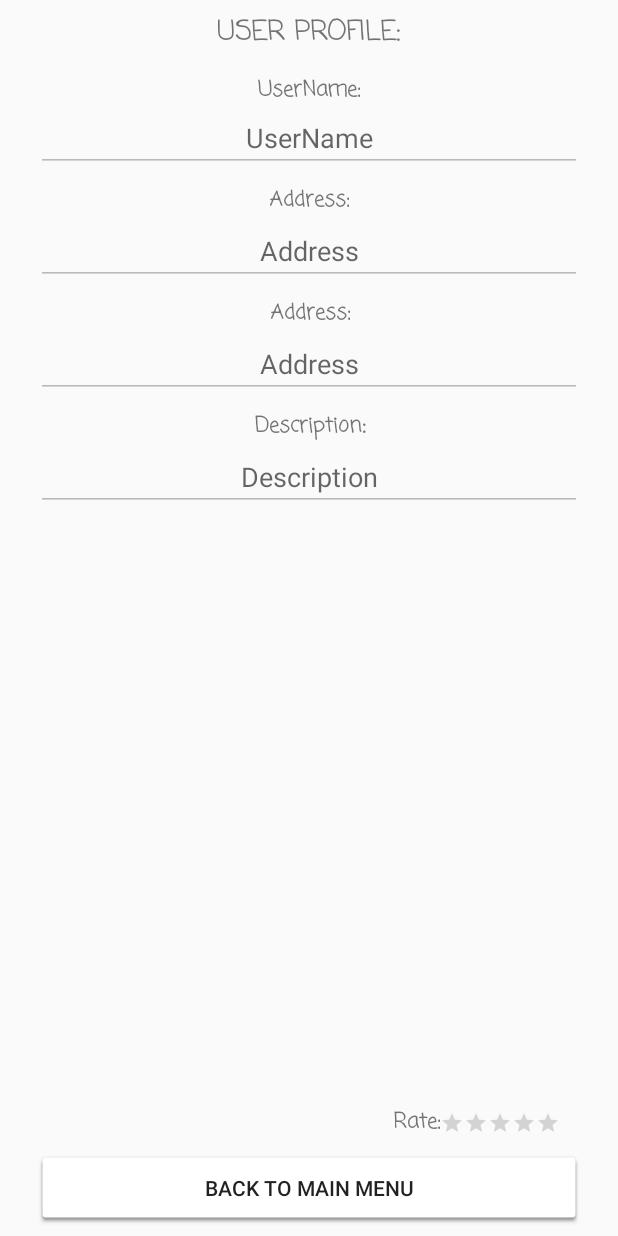
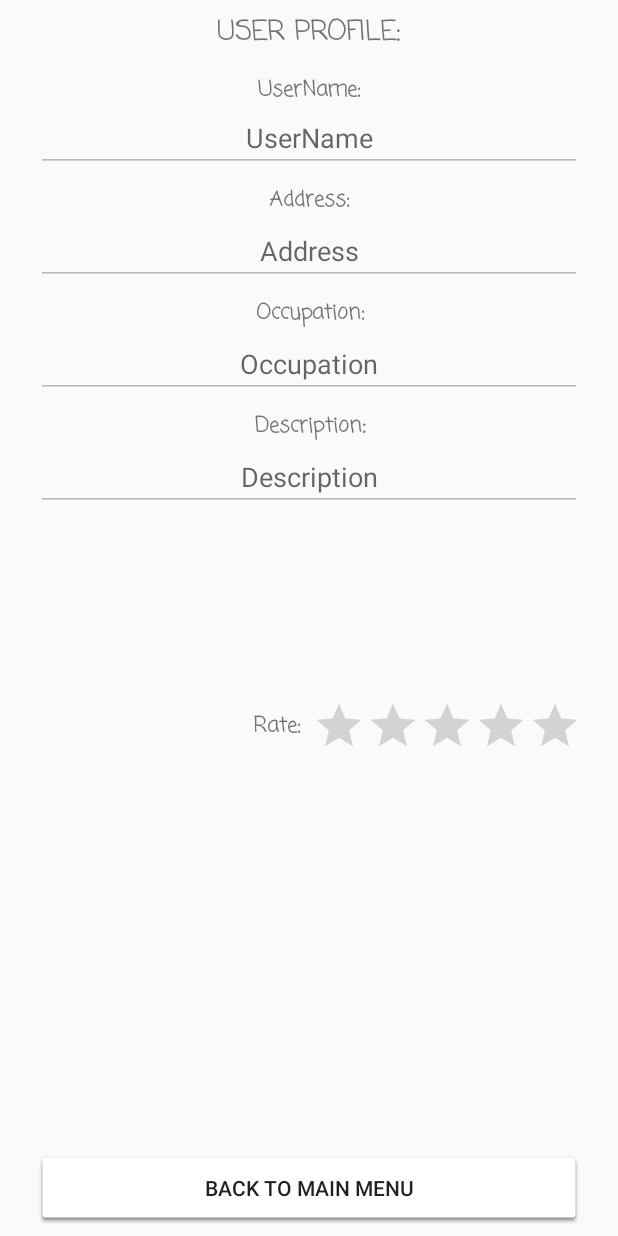
Before and after one commit to sidchristos/FindYourGuy, an Android app: the layout activity_profile.xml on its own in the app's theme, with its tools: preview values and no code run, on a phone screen of 412 x 824 dp. Run offline under Robolectric (Android 15) with nearby library versions, the phone set to English and light mode, and no system bars.

Commit message:
Created Profile and logout

```diff
--- a/app/src/main/AndroidManifest.xml
+++ b/app/src/main/AndroidManifest.xml
@@ -5,7 +5,6 @@
     <uses-permission android:name="android.permission.INTERNET" />
 
     <application
-        android:name=".Core.FindYourGuyApp"
         android:allowBackup="true"
         android:icon="@mipmap/ic_launcher"
         android:label="@string/app_name"
--- a/app/src/main/java/com/example/threedots/findyourguy/Core/Adapters/messageAdapter.java
+++ b/app/src/main/java/com/example/threedots/findyourguy/Core/Adapters/messageAdapter.java
@@ -10,6 +10,7 @@ import android.widget.LinearLayout;
 import android.widget.TextView;
 
 import com.example.threedots.findyourguy.Common.MessageActivity;
+import com.example.threedots.findyourguy.Data.DaoUser;
 import com.example.threedots.findyourguy.Model.Message;
 import com.example.threedots.findyourguy.Model.User;
 import com.example.threedots.findyourguy.R;
@@ -71,8 +72,7 @@ public class messageAdapter extends RecyclerView.Adapter<messageAdapter.MessageV
         }
 
         private void functionToOpenClickedUserProfile(String UID) {
-            MessageActivity messageActivity=(MessageActivity) ctn;
-
+            DaoUser daoUser=new DaoUser(ctn,UID);
         }
     }
 }
--- a/app/src/main/res/layout/activity_profile.xml
+++ b/app/src/main/res/layout/activity_profile.xml
@@ -10,7 +10,7 @@ android:id="@+id/activity_profile"
 tools:context="com.example.threedots.findyourguy.Common.ProfileActivity">
 
     <Button
-        android:id="@+id/button3"
+        android:id="@+id/BtBack"
         android:layout_width="0dp"
         android:layout_height="wrap_content"
         android:layout_alignParentLeft="true"
@@ -41,7 +41,7 @@ tools:context="com.example.threedots.findyourguy.Common.ProfileActivity">
         android:textAllCaps="true"
         android:textSize="18sp"
         android:textStyle="bold"
-        app:layout_constraintBottom_toTopOf="@+id/button3"
+        app:layout_constraintBottom_toTopOf="@+id/BtBack"
         app:layout_constraintLeft_toLeftOf="parent"
         app:layout_constraintRight_toRightOf="parent"
         app:layout_constraintTop_toTopOf="parent"
@@ -58,7 +58,7 @@ tools:context="com.example.threedots.findyourguy.Common.ProfileActivity">
         android:fontFamily="casual"
         android:text="UserName:"
         android:textStyle="bold"
-        app:layout_constraintBottom_toTopOf="@+id/button3"
+        app:layout_constraintBottom_toTopOf="@+id/BtBack"
         app:layout_constraintLeft_toLeftOf="parent"
         app:layout_constraintRight_toRightOf="parent"
         app:layout_constraintTop_toBottomOf="@+id/tvProfile"
@@ -68,22 +68,21 @@ tools:context="com.example.threedots.findyourguy.Common.ProfileActivity">
         android:id="@+id/textView8"
         android:layout_width="wrap_content"
         android:layout_height="wrap_content"
-        android:layout_marginBottom="8dp"
-        android:layout_marginLeft="24dp"
-        android:layout_marginTop="8dp"
+        android:layout_marginLeft="40dp"
         android:fontFamily="casual"
         android:text="Rate:"
         android:textStyle="bold"
-        app:layout_constraintBottom_toTopOf="@+id/button3"
         app:layout_constraintLeft_toLeftOf="parent"
-        app:layout_constraintTop_toBottomOf="@+id/editText2"
-        app:layout_constraintVertical_bias="1.0"
+        app:layout_constraintRight_toLeftOf="@+id/ratingBar"
         android:layout_marginRight="8dp"
-        app:layout_constraintRight_toRightOf="parent"
-        app:layout_constraintHorizontal_bias="0.7" />
+        app:layout_constraintTop_toTopOf="@+id/ratingBar"
+        android:layout_marginTop="8dp"
+        app:layout_constraintBottom_toBottomOf="@+id/ratingBar"
+        android:layout_marginBottom="8dp"
+        app:layout_constraintHorizontal_bias="1.0" />
 
     <EditText
-        android:id="@+id/editText2"
+        android:id="@+id/etUserNameP"
         android:layout_width="0dp"
         android:layout_height="43dp"
         android:layout_marginLeft="8dp"
@@ -101,19 +100,19 @@ tools:context="com.example.threedots.findyourguy.Common.ProfileActivity">
 
     <RatingBar
         android:id="@+id/ratingBar"
-        style="@style/customRatingBar"
+        style="@android:style/Widget.DeviceDefault.Light.RatingBar.Indicator"
         android:layout_width="wrap_content"
         android:layout_height="wrap_content"
-        android:layout_marginRight="0dp"
+        android:layout_marginBottom="8dp"
+        android:layout_marginLeft="8dp"
+        android:layout_marginRight="8dp"
+        android:layout_marginTop="8dp"
+        app:layout_constraintBottom_toTopOf="@+id/BtBack"
+        app:layout_constraintHorizontal_bias="1.0"
+        app:layout_constraintLeft_toLeftOf="parent"
         app:layout_constraintRight_toRightOf="parent"
-        app:layout_constraintTop_toTopOf="@+id/textView8"
-        android:layout_marginTop="0dp"
-        app:layout_constraintBottom_toBottomOf="@+id/textView8"
-        android:layout_marginBottom="0dp"
-        app:layout_constraintLeft_toRightOf="@+id/textView8"
-        android:layout_marginLeft="0dp"
-        app:layout_constraintHorizontal_bias="0.0"
-        app:layout_constraintVertical_bias="0.51" />
+        app:layout_constraintTop_toBottomOf="@+id/etDesc"
+        app:layout_constraintVertical_bias="0.314" />
 
     <TextView
         android:id="@+id/textView9"
@@ -128,10 +127,10 @@ tools:context="com.example.threedots.findyourguy.Common.ProfileActivity">
         app:layout_constraintHorizontal_bias="0.501"
         app:layout_constraintLeft_toLeftOf="parent"
         app:layout_constraintRight_toRightOf="parent"
-        app:layout_constraintTop_toBottomOf="@+id/editText2" />
+        app:layout_constraintTop_toBottomOf="@+id/etUserNameP" />
 
     <EditText
-        android:id="@+id/editText3"
+        android:id="@+id/etAddressP"
         android:layout_width="0dp"
         android:layout_height="wrap_content"
         android:layout_marginLeft="8dp"
@@ -159,11 +158,11 @@ tools:context="com.example.threedots.findyourguy.Common.ProfileActivity">
         app:layout_constraintLeft_toLeftOf="parent"
         app:layout_constraintRight_toRightOf="parent"
         android:layout_marginTop="8dp"
-        app:layout_constraintTop_toBottomOf="@+id/editText5"
+        app:layout_constraintTop_toBottomOf="@+id/etOccupationP"
         app:layout_constraintHorizontal_bias="0.503" />
 
     <EditText
-        android:id="@+id/editText5"
+        android:id="@+id/etOccupationP"
         android:layout_width="0dp"
         android:layout_height="wrap_content"
         android:layout_marginLeft="8dp"
@@ -172,7 +171,7 @@ tools:context="com.example.threedots.findyourguy.Common.ProfileActivity">
         android:editable="false"
         android:ems="10"
         android:enabled="false"
-        android:hint="Address"
+        android:hint="Occupation"
         android:inputType="textPersonName"
         android:textAlignment="center"
         app:layout_constraintLeft_toLeftOf="parent"
@@ -185,17 +184,17 @@ tools:context="com.example.threedots.findyourguy.Common.ProfileActivity">
         android:layout_height="wrap_content"
         android:layout_marginLeft="8dp"
         android:layout_marginRight="8dp"
+        android:layout_marginTop="8dp"
         android:fontFamily="casual"
-        android:text="Address:"
+        android:text="Occupation:"
         android:textStyle="bold"
+        app:layout_constraintHorizontal_bias="0.503"
         app:layout_constraintLeft_toLeftOf="parent"
         app:layout_constraintRight_toRightOf="parent"
-        app:layout_constraintHorizontal_bias="0.503"
-        android:layout_marginTop="8dp"
-        app:layout_constraintTop_toBottomOf="@+id/editText3" />
+        app:layout_constraintTop_toBottomOf="@+id/etAddressP" />
 
     <EditText
-        android:id="@+id/editText4"
+        android:id="@+id/etDesc"
         android:layout_width="0dp"
         android:layout_height="wrap_content"
         android:layout_marginLeft="8dp"
@@ -226,6 +225,6 @@ tools:context="com.example.threedots.findyourguy.Common.ProfileActivity">
         app:layout_constraintHorizontal_bias="0.483"
         app:layout_constraintLeft_toLeftOf="parent"
         app:layout_constraintRight_toRightOf="parent"
-        app:layout_constraintTop_toBottomOf="@+id/editText4" />
+        app:layout_constraintTop_toBottomOf="@+id/etDesc" />
 
 </android.support.constraint.ConstraintLayout>
```
Also changed, not shown: app/src/main/java/com/example/threedots/findyourguy/Common/LoginActivity.java (+18 -1 lines), app/src/main/java/com/example/threedots/findyourguy/Common/MainActivity.java (+8 -1 lines), app/src/main/java/com/example/threedots/findyourguy/Common/ProfileActivity.java (+40 -3 lines), app/src/main/java/com/example/threedots/findyourguy/Data/DaoUser.java (+32 -17 lines).
